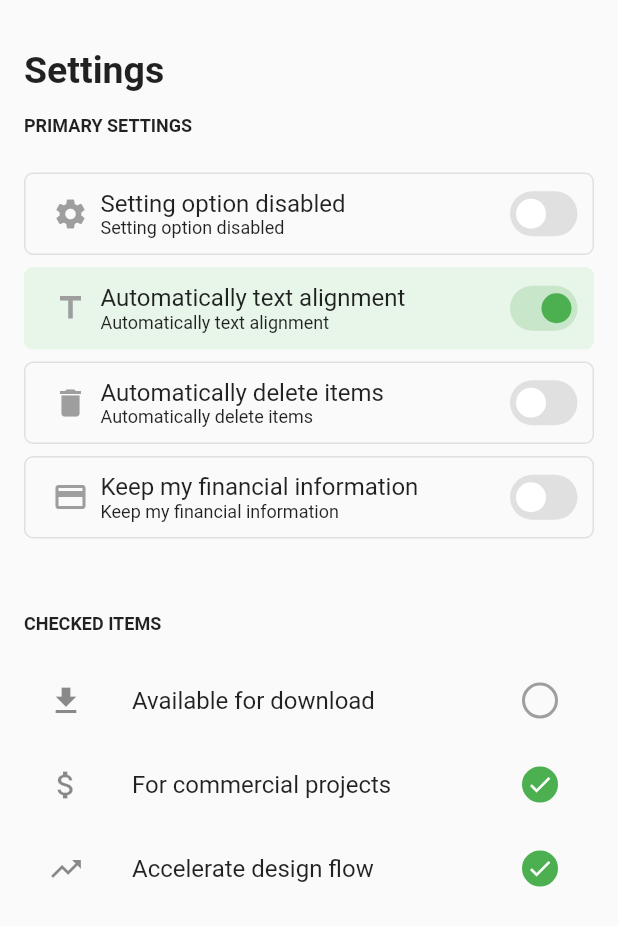
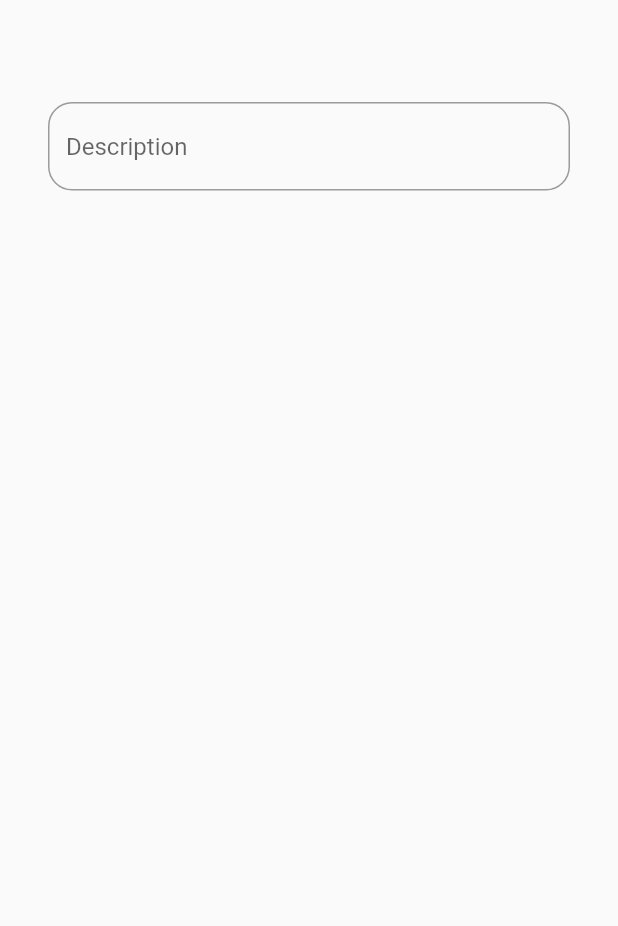
Before and after one commit to srnunio/customized, a Flutter app: the screen it shows after launch, on a phone screen of 412 x 824 dp. Shown: the top 926 px of the screen. Run offline on Flutter 3.47's test engine with Material 2 defaults, Android fonts, the phone set to English and light mode, and no system bars.

Commit message:
custom_text.dart other improvements

```diff
--- a/example/lib/custom_check_page.dart
+++ b/example/lib/custom_check_page.dart
@@ -137,22 +137,39 @@ class _CustomCheckPageState extends State<CustomCheckPage> {
   _customCheck({bool value, ValueChanged<bool> onChanged}) {
     return CustomCheck(
       value: value,
-      activeColor: _green,
-      type: type,
-      size: _sizeCheck,
-      borderRadius: _border,
-      sizePoint: _sizePoint,
-      onChanged: onChanged,
-      builder: (_point != null)
-          ? (ctx, size) {
-              return Icon(
-                _point,
-                color: Colors.white,
-                size: size,
-              );
-            }
-          : null,
+      activeColor: Colors.green,
+      type: CheckType.circle,
+      size: 24,
+      builder: (ctx, size) {
+        return Icon(
+          Icons.star,
+          color: Colors.white,
+          size: size,
+        );
+      },
+      onChanged: (value) {
+
+      },
     );
+
+//    return CustomCheck(
+//      value: value,
+//      activeColor: _green,
+//      type: type,
+//      size: _sizeCheck,
+//      borderRadius: _border,
+//      sizePoint: _sizePoint,
+//      onChanged: onChanged,
+//      builder: (_point != null)
+//          ? (ctx, size) {
+//              return Icon(
+//                _point,
+//                color: Colors.white,
+//                size: size,
+//              );
+//            }
+//          : null,
+//    );
   }
 
   _checkTypeBody() {
--- /dev/null
+++ b/example/lib/custom_text_example.dart
@@ -0,0 +1,106 @@
+import 'package:customized/customized.dart';
+import 'package:flutter/material.dart';
+
+class CustomTextExample extends StatefulWidget {
+  CustomTextExample({Key key}) : super(key: key);
+
+  @override
+  _CustomTextExampleState createState() => _CustomTextExampleState();
+}
+
+class _CustomTextExampleState extends State<CustomTextExample> {
+  Color _grey300 = Colors.grey[300];
+  Color _green = Colors.green;
+  Color _green50 = Colors.green[50];
+  String value = '';
+  String key = '--';
+
+  TextEditingController _controller = TextEditingController();
+
+  @override
+  Widget build(BuildContext context) {
+    return Scaffold(
+      body: Container(
+        margin: EdgeInsets.all(16.0),
+        padding: EdgeInsets.all(16.0),
+        child: ListView(
+          children: [
+            Container(
+              child: Txt(
+                value,
+                size: 28,
+                align: TextAlign.center,
+                rich: Rich(
+                    key: key,
+                    onRichTap: (value) {
+                      print('onRichTap: ${value}');
+                      _show(value);
+                    },
+                    style: TextStyle(
+                        fontWeight: FontWeight.bold,
+                        decoration: TextDecoration.underline)),
+              ),
+            ),
+            SizedBox(
+              height: 20,
+            ),
+            TextFormField(
+              autofocus: false,
+              maxLines: null,
+              keyboardType: TextInputType.name,
+              decoration: InputDecoration(
+                  hintText: 'Description',
+                  border: OutlineInputBorder(
+                      borderRadius: BorderRadius.circular(16.0),
+                      borderSide: BorderSide(color: _green)),
+                  focusedBorder: OutlineInputBorder(
+                      borderRadius: BorderRadius.circular(16.0),
+                      borderSide: BorderSide(color: _green))),
+              onChanged: (value) {
+                setState(() {
+                  this.value = value;
+                });
+              },
+            ),
+            SizedBox(
+              height: 20,
+            ),
+            (value.isEmpty)
+                ? empty
+                : TextFormField(
+                    autofocus: false,
+                    maxLines: null,
+                    controller: _controller,
+                    keyboardType: TextInputType.name,
+                    decoration: InputDecoration(
+                        hintText: 'Key',
+                        border: OutlineInputBorder(
+                            borderRadius: BorderRadius.circular(16.0),
+                            borderSide: BorderSide(color: _green)),
+                        focusedBorder: OutlineInputBorder(
+                            borderRadius: BorderRadius.circular(16.0),
+                            borderSide: BorderSide(color: _green))),
+                    onEditingComplete: () {
+                      setState(() {
+                        this.key = _controller.text;
+                      });
+                    },
+                  )
+          ],
+        ),
+      ),
+    );
+  }
+
+  _show(String message) {
+    showDialog(
+        context: context,
+        builder: (ctx) {
+          return AlertDialog(
+            content: Container(
+              child: Txt(message),
+            ),
+          );
+        });
+  }
+}
--- a/example/lib/example_page.dart
+++ b/example/lib/example_page.dart
@@ -214,11 +214,11 @@ class _ExamplePageState extends State<ExamplePage> {
   _customSwitch({bool value, ValueChanged<bool> onChanged}) {
     return CustomSwitch(
       value: value,
-      activeColor: _green100,
-      width: 45,
-      pointColor: (value) ? _green : Colors.white,
-      switchColor: (value) ? _green50 : _grey300,
-      onChanged: onChanged,
+      activeColor: Colors.green,
+      pointColor: Colors.white,
+      onChanged: (value){
+
+      },
     );
   }
 }
--- a/example/lib/main.dart
+++ b/example/lib/main.dart
@@ -1,6 +1,7 @@
 import 'package:flutter/material.dart';
 
 import 'custom_check_page.dart';
+import 'custom_text_example.dart';
 import 'example_page.dart';
 
 void main() {
@@ -16,7 +17,7 @@ class MyApp extends StatelessWidget {
         primarySwatch: Colors.blue,
         visualDensity: VisualDensity.adaptivePlatformDensity,
       ),
-      home: ExamplePage(),
+      home: CustomTextExample(),
 //      home: CustomCheckPage(),
       debugShowCheckedModeBanner: false,
     );
--- a/lib/customized.dart
+++ b/lib/customized.dart
@@ -4,5 +4,6 @@ import 'package:flutter/material.dart';
 
 export 'src/custom_check.dart';
 export 'src/custom_switch.dart';
+export 'src/custom_text.dart';
 
 SizedBox get empty => SizedBox();
--- /dev/null
+++ b/lib/src/custom_text.dart
@@ -0,0 +1,128 @@
+import 'package:flutter/gestures.dart';
+import 'package:flutter/material.dart';
+
+enum TxtCase { LowerCase, UpperCase, None }
+
+class Rich {
+  final TextStyle style;
+  final String key;
+  final ValueChanged<String> onRichTap;
+
+  Rich({this.style, @required this.key, this.onRichTap}) {
+    assert(key != null);
+    assert(style != null);
+  }
+}
+
+class Txt extends StatelessWidget {
+  final Color color;
+  final double size;
+  final FontWeight fontWeight;
+  final String font;
+  final String value;
+  final TxtCase txtCase;
+  final int maxLine;
+  final Rich rich;
+  final TextAlign align;
+  final TextOverflow over;
+  final TextStyle style;
+  final TextDecoration decoration;
+
+  Txt(this.value,
+      {this.color,
+      this.size,
+      this.fontWeight,
+      this.font,
+      this.txtCase = TxtCase.None,
+      this.maxLine = 0,
+      this.align,
+      this.rich,
+      this.decoration = TextDecoration.none,
+      this.style,
+      this.over}) {
+    assert(value != null);
+    assert(txtCase != null);
+  }
+
+  _Text() {
+    if (txtCase == TxtCase.LowerCase) {
+      return value.toLowerCase();
+    }
+
+    if (txtCase == TxtCase.UpperCase) {
+      return value.toUpperCase();
+    }
+
+    return value;
+  }
+
+  @override
+  Widget build(BuildContext context) {
+    if (rich == null) return _bodyDefaultText();
+    return _bodyRichText();
+  }
+
+  List<TextSpan> _getSpans(String text) {
+    List<TextSpan> spans = [];
+    try {
+      int spanBoundary = 0;
+
+      do {
+        final startIndex = text.indexOf(rich.key, spanBoundary);
+        if (startIndex == -1) {
+          spans.add(
+              TextSpan(style: _GetStyle, text: text.substring(spanBoundary)));
+          return spans;
+        }
+        if (startIndex > spanBoundary) {
+          spans.add(TextSpan(
+              style: _GetStyle,
+              text: text.substring(spanBoundary, startIndex)));
+        }
+        final endIndex = startIndex + rich.key.length;
+        final spanText = text.substring(startIndex, endIndex);
+        spans.add(TextSpan(
+            text: spanText,
+            style: rich.style,
+            recognizer: _onRichTap(spanText)));
+        spanBoundary = endIndex;
+      } while (spanBoundary < text.length);
+    } catch (error) {
+      print(error.toString());
+    }
+    return spans;
+  }
+
+  TapGestureRecognizer _onRichTap(String value) {
+    if (rich.onRichTap == null) return null;
+    return TapGestureRecognizer()..onTap = () => rich.onRichTap(value);
+  }
+
+  _bodyRichText() {
+    var text = _Text();
+    var spans = _getSpans(text);
+    return Text.rich(
+      TextSpan(style: _GetStyle, children: spans),
+      textAlign: align,
+    );
+  }
+
+  _bodyDefaultText() {
+    var text = _Text();
+    return Text(
+      '${text}',
+      maxLines: maxLine == 0 ? null : maxLine,
+      overflow: over,
+      textAlign: align,
+      style: _GetStyle,
+    );
+  }
+
+  TextStyle get _GetStyle =>
+      style ??
+      TextStyle(
+          fontFamily: font,
+          fontSize: size ?? 16,
+          color: color,
+          fontWeight: fontWeight);
+}
```
